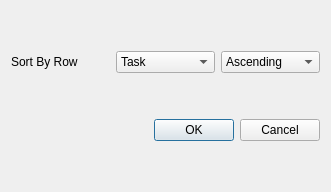
Old version of the form preferences.ui in the repository computerfr33k/To-Do-List-Manager.
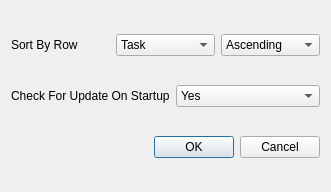
New version of the form.

The edit to the form file:
```diff
--- a/preferences.ui
+++ b/preferences.ui
@@ -14,7 +14,7 @@
    <string>Dialog</string>
   </property>
   <layout class="QGridLayout" name="gridLayout_2">
-   <item row="1" column="0">
+   <item row="2" column="0">
     <widget class="QDialogButtonBox" name="buttonBox">
      <property name="orientation">
       <enum>Qt::Horizontal</enum>
@@ -78,6 +78,31 @@
      </item>
     </layout>
    </item>
+   <item row="1" column="0">
+    <layout class="QGridLayout" name="gridLayout_3">
+     <item row="0" column="0">
+      <widget class="QLabel" name="label_2">
+       <property name="text">
+        <string>Check For Update On Startup</string>
+       </property>
+      </widget>
+     </item>
+     <item row="0" column="1">
+      <widget class="QComboBox" name="autoUpdate">
+       <item>
+        <property name="text">
+         <string>Yes</string>
+        </property>
+       </item>
+       <item>
+        <property name="text">
+         <string>No</string>
+        </property>
+       </item>
+      </widget>
+     </item>
+    </layout>
+   </item>
   </layout>
  </widget>
  <resources/>
```
Left out of the diff: 2 changed lines with no effect on the pictures.
